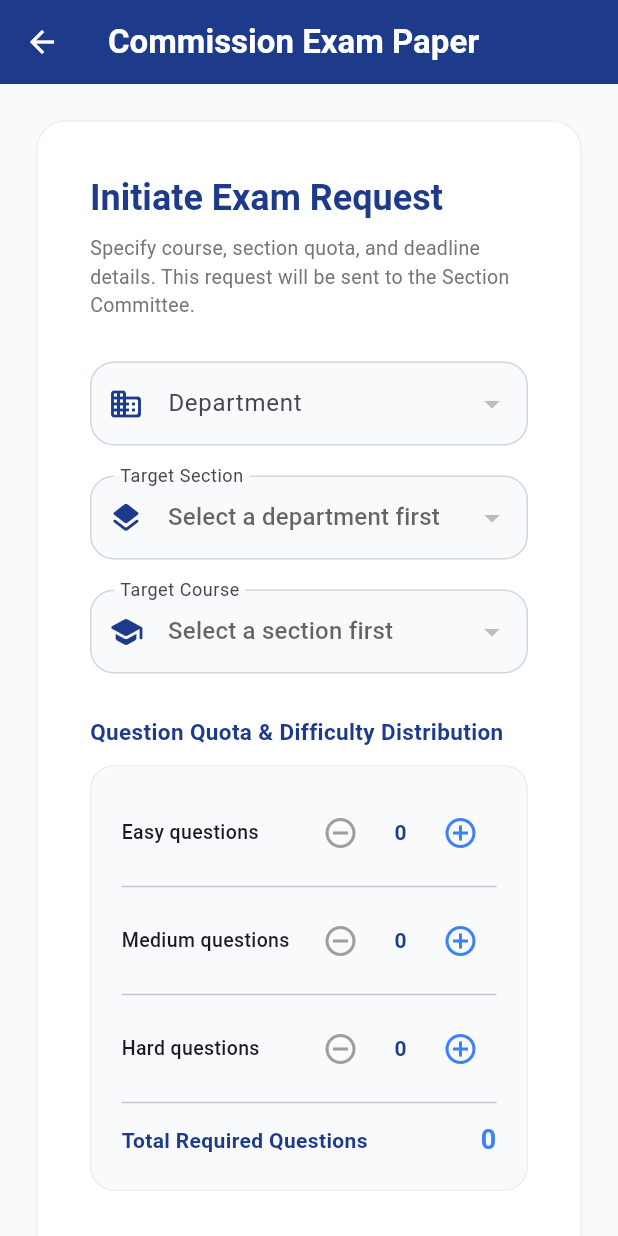
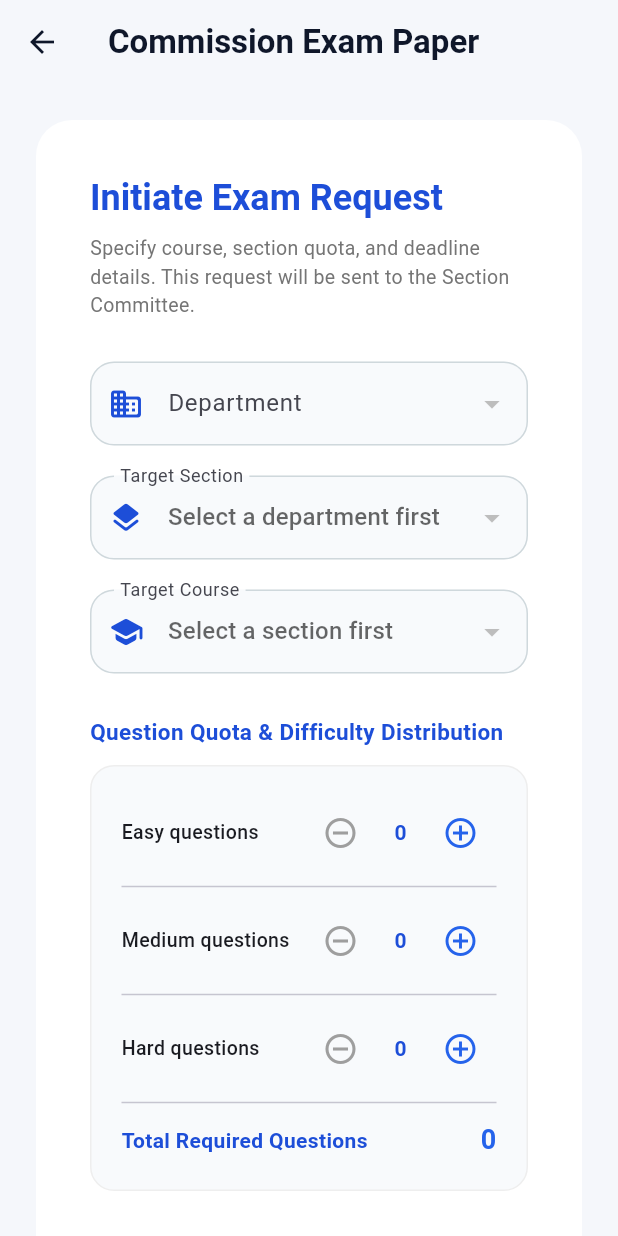
Before and after one commit to ted-devs/examdrafter, a Flutter app: the ExamCommissionForm screen opened directly, on a phone screen of 412 x 824 dp. Run offline on Flutter 3.47's test engine with Material 3 defaults, Android fonts, the light colour scheme and no system bars; our stand-ins replace cloud_firestore, firebase_auth, firebase_core; accounts and stored records are empty.

Commit message:
Refactor taxonomy, user role, and exam commission views to follow the updated M3 design language

```diff
--- a/lib/screens/exam_commission_form.dart
+++ b/lib/screens/exam_commission_form.dart
@@ -28,8 +28,8 @@ class _ExamCommissionFormState extends State<ExamCommissionForm> {
 
   bool _isLoading = false;
 
-  static const primaryBlue = Color(0xFF1E3A8A);
-  static const accentBlue = Color(0xFF3B82F6);
+  static const primaryBlue = Color(0xFF1D4ED8);
+  static const accentBlue = Color(0xFF2563EB);
 
   @override
   Widget build(BuildContext context) {
@@ -40,25 +40,15 @@ class _ExamCommissionFormState extends State<ExamCommissionForm> {
       appBar: AppBar(
         title: const Text(
           'Commission Exam Paper',
-          style: TextStyle(fontWeight: FontWeight.bold, color: Colors.white),
+          style: TextStyle(fontWeight: FontWeight.bold),
         ),
-        backgroundColor: primaryBlue,
-        foregroundColor: Colors.white,
-        elevation: 0,
       ),
-      body: Container(
-        color: const Color(0xFFF8FAFC),
-        child: Center(
+      body: Center(
         child: SingleChildScrollView(
           padding: const EdgeInsets.all(24.0),
           child: ConstrainedBox(
             constraints: const BoxConstraints(maxWidth: 650),
             child: Card(
-                elevation: 0,
-                shape: RoundedRectangleBorder(
-                  borderRadius: BorderRadius.circular(20),
-                  side: BorderSide(color: Colors.grey.shade200),
-                ),
               child: Padding(
                 padding: const EdgeInsets.all(36.0),
                 child: Form(
@@ -89,10 +79,9 @@ class _ExamCommissionFormState extends State<ExamCommissionForm> {
 
                             return DropdownButtonFormField<String>(
                               initialValue: _selectedDeptId,
-                              decoration: InputDecoration(
+                              decoration: const InputDecoration(
                                 labelText: 'Department',
-                                prefixIcon: const Icon(Icons.business_rounded, color: primaryBlue),
-                                border: OutlineInputBorder(borderRadius: BorderRadius.circular(12)),
+                                prefixIcon: Icon(Icons.business_rounded, color: primaryBlue),
                               ),
                               items: docs.map((doc) {
                                 final data = doc.data() as Map<String, dynamic>;
@@ -131,10 +120,9 @@ class _ExamCommissionFormState extends State<ExamCommissionForm> {
                             return DropdownButtonFormField<String>(
                               key: ValueKey(_selectedDeptId),
                               initialValue: _selectedSectionId,
-                              decoration: InputDecoration(
+                              decoration: const InputDecoration(
                                 labelText: 'Target Section',
-                                prefixIcon: const Icon(Icons.layers_rounded, color: primaryBlue),
-                                border: OutlineInputBorder(borderRadius: BorderRadius.circular(12)),
+                                prefixIcon: Icon(Icons.layers_rounded, color: primaryBlue),
                               ),
                               disabledHint: const Text('Select a department first'),
                               items: _selectedDeptId == null
@@ -178,10 +166,9 @@ class _ExamCommissionFormState extends State<ExamCommissionForm> {
                             return DropdownButtonFormField<String>(
                               key: ValueKey(_selectedSectionId),
                               initialValue: _selectedCourseId,
-                              decoration: InputDecoration(
+                              decoration: const InputDecoration(
                                 labelText: 'Target Course',
-                                prefixIcon: const Icon(Icons.school_rounded, color: primaryBlue),
-                                border: OutlineInputBorder(borderRadius: BorderRadius.circular(12)),
+                                prefixIcon: Icon(Icons.school_rounded, color: primaryBlue),
                               ),
                               disabledHint: const Text('Select a section first'),
                               items: _selectedSectionId == null
@@ -263,25 +250,12 @@ class _ExamCommissionFormState extends State<ExamCommissionForm> {
                                 ? 'Pick Approval Deadline'
                                 : 'Deadline: ${_adminDeadline!.toLocal().toString().split(' ')[0]}',
                           ),
-                          style: OutlinedButton.styleFrom(
-                            padding: const EdgeInsets.symmetric(vertical: 16),
-                            shape: RoundedRectangleBorder(borderRadius: BorderRadius.circular(12)),
-                            foregroundColor: primaryBlue,
-                            side: BorderSide(color: Colors.grey.shade300),
-                          ),
                         ),
                         const SizedBox(height: 36),
 
                         // Submit action
                         ElevatedButton(
                           onPressed: _isLoading ? null : _submitForm,
-                          style: ElevatedButton.styleFrom(
-                            backgroundColor: primaryBlue,
-                            foregroundColor: Colors.white,
-                            padding: const EdgeInsets.symmetric(vertical: 18),
-                            shape: RoundedRectangleBorder(borderRadius: BorderRadius.circular(12)),
-                            elevation: 2,
-                          ),
                           child: _isLoading
                               ? const SizedBox(
                                   height: 20,
@@ -294,7 +268,6 @@ class _ExamCommissionFormState extends State<ExamCommissionForm> {
                                 ),
                         ),
                       ],
-                    ),
                     ),
                   ),
                 ),
```
Also changed, not shown: lib/screens/taxonomy_management_screen.dart (+51 -72 lines), lib/screens/user_roles_screen.dart (+10 -37 lines). Lines whose indentation alone changed are shown as unchanged.
